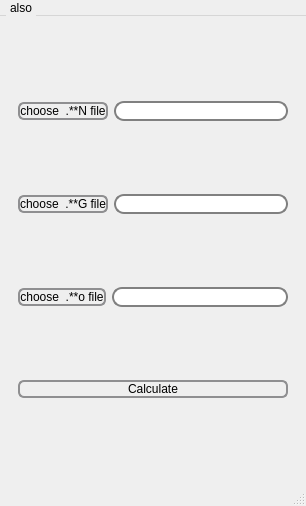
Above: opening_window.ui from kseniyaz/TEC_QT before the change. Below: the same form after it.
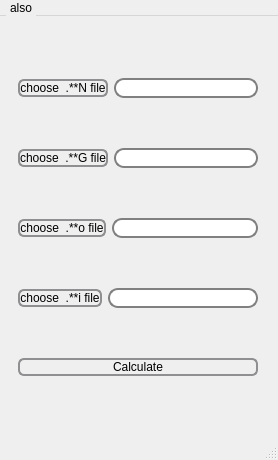
That is the form after the change. The open tabs and pages were chosen to show the change.

```diff
--- a/opening_window.ui
+++ b/opening_window.ui
@@ -6,8 +6,8 @@
    <rect>
     <x>0</x>
     <y>0</y>
-    <width>306</width>
-    <height>465</height>
+    <width>278</width>
+    <height>460</height>
    </rect>
   </property>
   <property name="windowTitle">
@@ -73,9 +73,15 @@
  margin-top: 1ex; /* leave space at the top for the title */
 }</string>
    </property>
-   <layout class="QVBoxLayout" name="verticalLayout">
-    <item>
      <widget class="QStackedWidget" name="stackedWidget">
+    <property name="geometry">
+     <rect>
+      <x>9</x>
+      <y>9</y>
+      <width>258</width>
+      <height>409</height>
+     </rect>
+    </property>
       <property name="currentIndex">
        <number>1</number>
       </property>
@@ -129,6 +135,20 @@
           </item>
          </layout>
         </item>
+      <item>
+       <layout class="QHBoxLayout" name="horizontalLayout_7">
+        <item>
+         <widget class="QPushButton" name="choose_i_Button">
+          <property name="text">
+           <string>choose  .**i file</string>
+          </property>
+         </widget>
+        </item>
+        <item>
+         <widget class="QLineEdit" name="i_lineEdit"/>
+        </item>
+       </layout>
+      </item>
         <item>
          <widget class="QPushButton" name="ok_Button">
           <property name="text">
@@ -636,15 +656,13 @@
        </layout>
       </widget>
      </widget>
-    </item>
-   </layout>
   </widget>
   <widget class="QMenuBar" name="menubar">
    <property name="geometry">
     <rect>
      <x>0</x>
      <y>0</y>
-     <width>306</width>
+     <width>278</width>
      <height>18</height>
     </rect>
    </property>
```
Left out of the diff: 2 changed lines with no effect on the pictures. Lines whose indentation alone changed are shown as unchanged.
